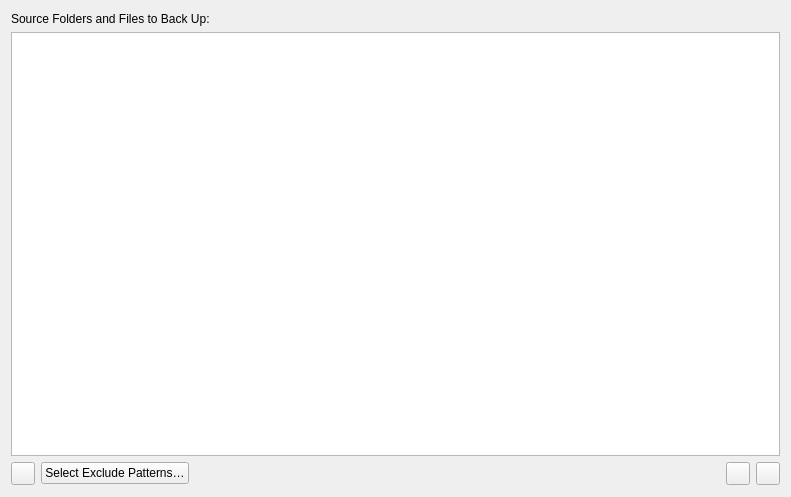
Old version of the form src/vorta/assets/UI/sourcetab.ui in the repository borgbase/vorta.
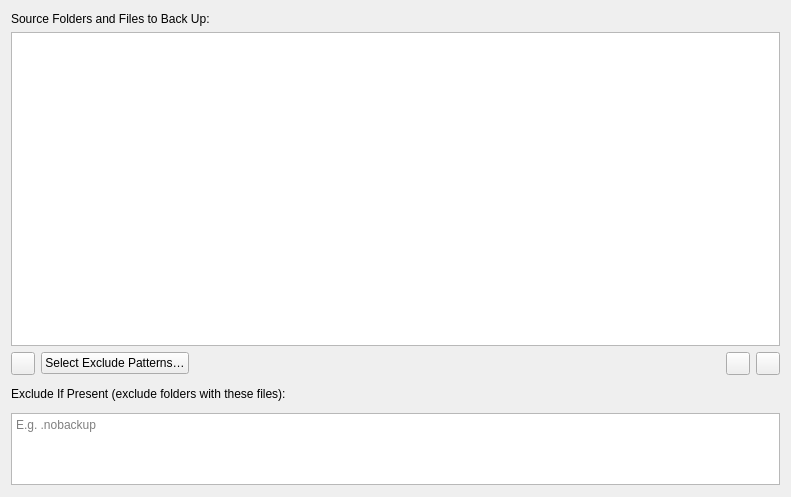
New version of the form.

Commit message: remove styling from elements and add back exclude_if_present box

Diff of the .ui file:
```diff
--- a/src/vorta/assets/UI/sourcetab.ui
+++ b/src/vorta/assets/UI/sourcetab.ui
@@ -157,6 +157,33 @@
      </layout>
     </widget>
    </item>
+   <item>
+    <layout class="QGridLayout" name="gridLayout" rowstretch="0,1">
+     <item row="0" column="1">
+      <widget class="QLabel" name="label_2">
+       <property name="text">
+        <string>Exclude If Present (exclude folders with these files):</string>
+       </property>
+      </widget>
+     </item>
+     <item row="1" column="1">
+      <widget class="QPlainTextEdit" name="excludeIfPresentField">
+       <property name="sizePolicy">
+        <sizepolicy hsizetype="Expanding" vsizetype="Preferred">
+         <horstretch>0</horstretch>
+         <verstretch>0</verstretch>
+        </sizepolicy>
+       </property>
+       <property name="sizeAdjustPolicy">
+        <enum>QAbstractScrollArea::AdjustToContentsOnFirstShow</enum>
+       </property>
+       <property name="placeholderText">
+        <string>E.g. .nobackup</string>
+       </property>
+      </widget>
+     </item>
+    </layout>
+   </item>
   </layout>
  </widget>
  <resources/>
```
The commit also changes 4 other files.
